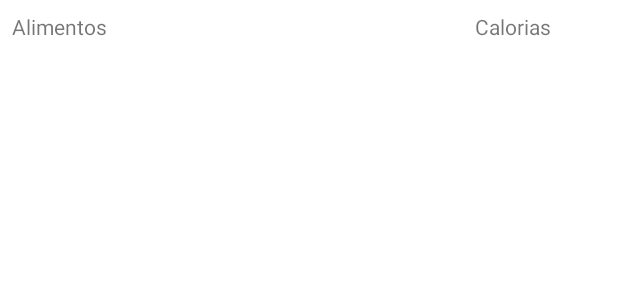
After one commit to jeronimafloriano/app-alimentos, an Android app: the layout item_food.xml on its own in the app's theme, with its tools: preview values and no code run, on a phone screen of 412 x 824 dp. The commit adds this screen. Shown: the top 300 px of the screen. Run offline under Robolectric (Android 15) with nearby library versions, the phone set to English and light mode, and no system bars.

Commit message:
Criação da ViewHolder e Adapter para trazer a listagem de alimentos no layout da tela

```diff
--- a/app/build.gradle
+++ b/app/build.gradle
@@ -5,12 +5,12 @@ plugins {
 
 android {
     namespace 'com.example.alimentos'
-    compileSdk 32
+    compileSdk 33
 
     defaultConfig {
         applicationId "com.example.alimentos"
         minSdk 24
-        targetSdk 32
+        targetSdk 33
         versionCode 1
         versionName "1.0"
 
--- /dev/null
+++ b/app/src/main/res/layout/item_food.xml
@@ -0,0 +1,23 @@
+<?xml version="1.0" encoding="utf-8"?>
+<LinearLayout xmlns:android="http://schemas.android.com/apk/res/android"
+    android:layout_width="match_parent"
+    android:layout_height="wrap_content"
+    android:orientation="horizontal">
+
+    <TextView
+        android:id="@+id/text_name"
+        android:layout_width="0dp"
+        android:layout_weight="3"
+        android:layout_height="wrap_content"
+        android:padding="8dp"
+        android:text="Alimentos" />
+
+    <TextView
+        android:id="@+id/text_calories"
+        android:layout_width="0dp"
+        android:layout_weight="1"
+        android:layout_height="wrap_content"
+        android:padding="8dp"
+        android:text="Calorias" />
+
+</LinearLayout>
```
Also changed, not shown: app/src/main/java/com/example/alimentos/adapter/FoodAdapter.java (added, +48 -0 lines), app/src/main/java/com/example/alimentos/ui/MainActivity.java (+16 -1 lines), app/src/main/java/com/example/alimentos/viewholder/FoodViewHolder.java (added, +28 -0 lines).
